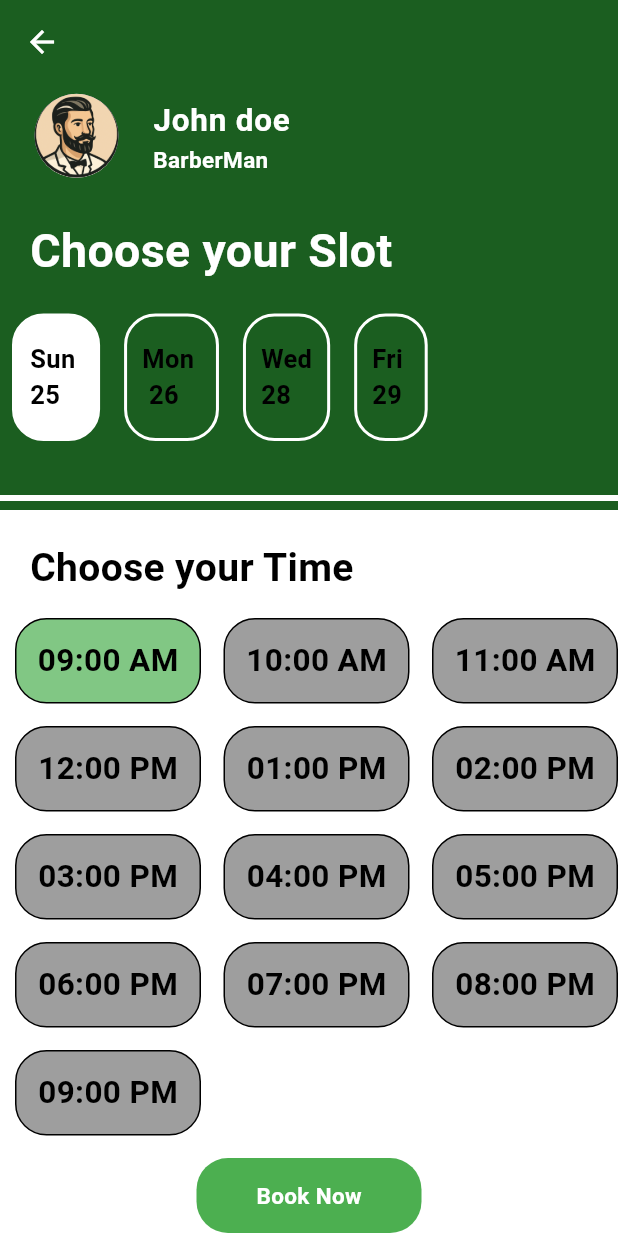
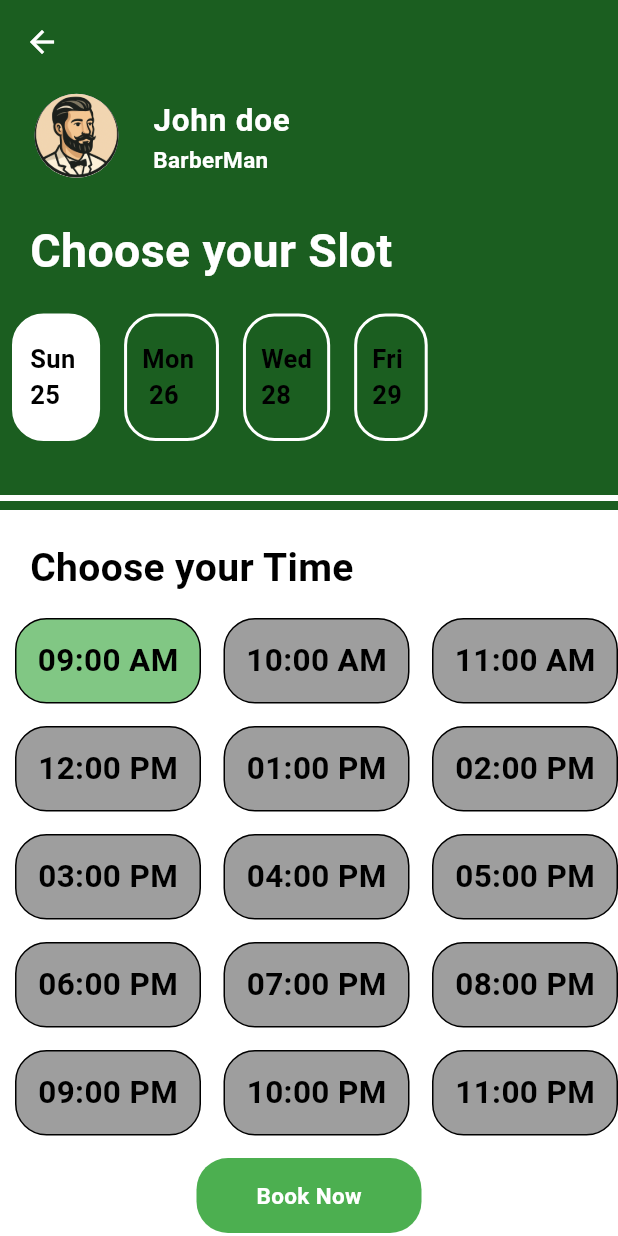
Before and after one commit to ajaysharma44477-cloud/demorepo, a Flutter app: the screen it shows after launch, on a phone screen of 412 x 824 dp. Run offline on Flutter 3.47's test engine with Material 3 defaults, Android fonts, the phone set to English and light mode, and no system bars; our stand-ins replace cloud_firestore, firebase_auth, firebase_core, random_string, shared_preferences; accounts and stored records are empty.

Commit message:
this is my second commit bro

```diff
--- a/lib/BarberBookingApp/detail page.dart
+++ b/lib/BarberBookingApp/detail page.dart
@@ -19,7 +19,7 @@ class _HomeDetailState extends State<HomeDetail> {
     '12:00 PM', '01:00 PM', '02:00 PM',
     '03:00 PM', '04:00 PM', '05:00 PM',
     '06:00 PM', '07:00 PM', '08:00 PM',
-    '09:00 PM'
+    '09:00 PM','10:00 PM', '11:00 PM'
   ];
   @override
   Widget build(BuildContext context) {
```
